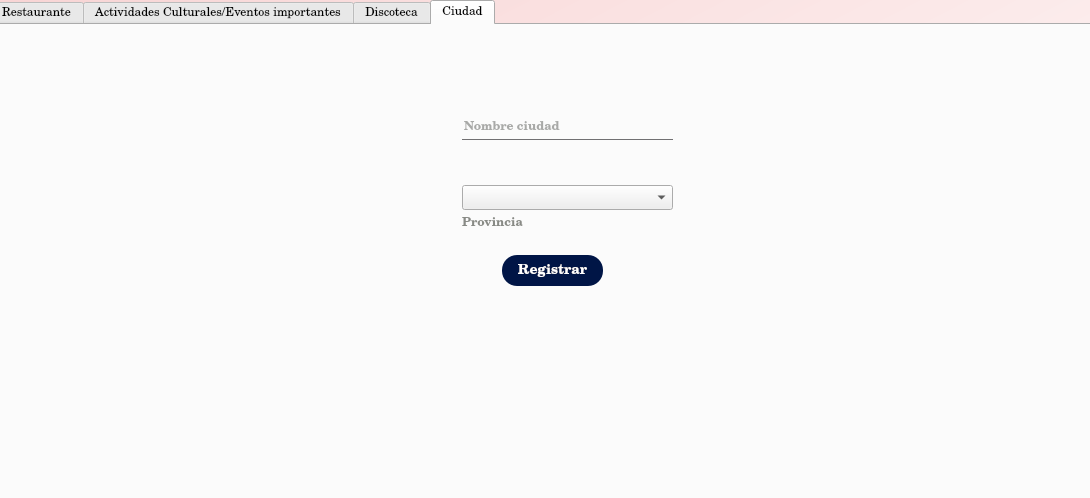
This is src/front/xml/register_view.ui in ThElement12/proyecto-final-prolog as Qt 5 draws it before an edit. The edited form follows.
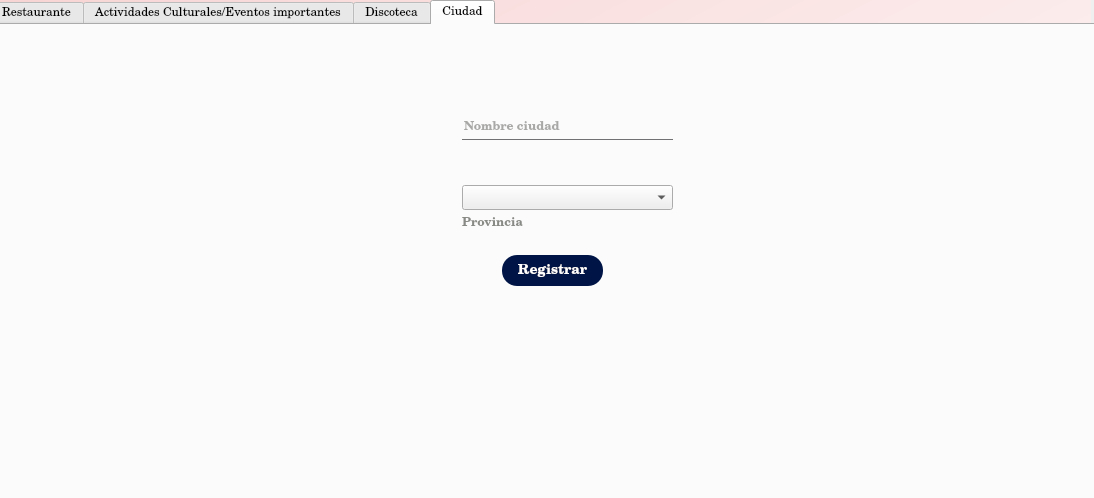
This is the edited form. The open tabs and pages were chosen to show the change. Icons and pictures are not drawn.

What changed in the file:
```diff
--- a/src/front/xml/register_view.ui
+++ b/src/front/xml/register_view.ui
@@ -6,7 +6,7 @@
    <rect>
     <x>0</x>
     <y>0</y>
-    <width>1090</width>
+    <width>1094</width>
     <height>498</height>
    </rect>
   </property>
@@ -21,7 +21,7 @@
     <rect>
      <x>-10</x>
      <y>0</y>
-     <width>1101</width>
+     <width>1111</width>
      <height>501</height>
     </rect>
    </property>
```
Left out of the diff: 2 changed lines with no effect on the pictures.
